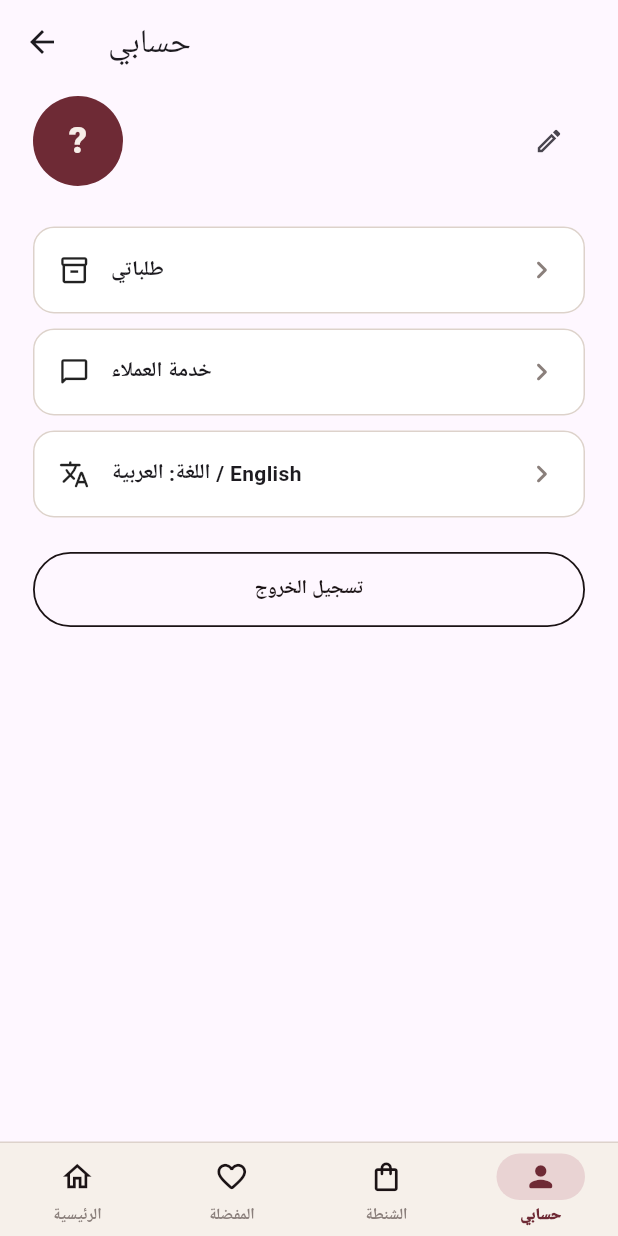
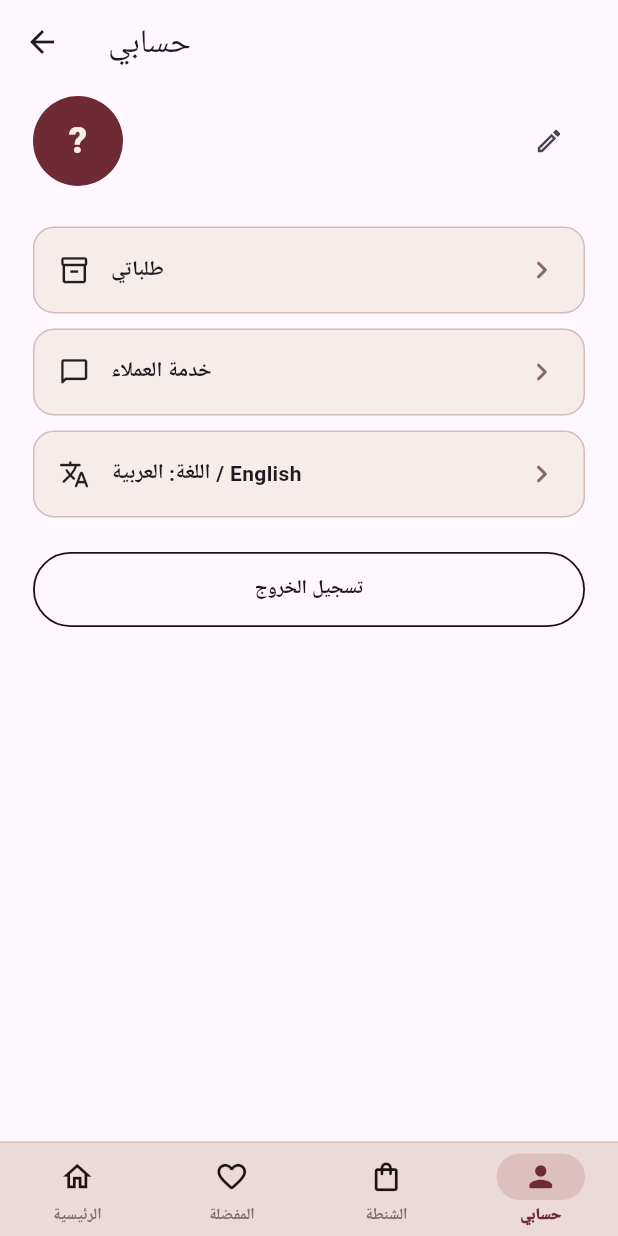
Before and after one commit to ahmedtepry/N-VAKI, a Flutter app: the AccountScreen screen opened directly, on a phone screen of 412 x 824 dp. Run offline on Flutter 3.47's test engine with Material 3 defaults, Android fonts, the phone set to English and light mode, and no system bars; our stand-ins replace google_fonts, image_picker, shared_preferences, supabase_flutter; accounts and stored records are empty.

Commit message:
Burgundy-family background (dusty rose) instead of cream
Co-Authored-By: Claude Sonnet 5.5 <noreply@anthropic.com>
Claude-Session: https://claude.ai/code/session_017XtVxvedBawTP3ZGRWgMND

```diff
--- a/app/lib/core/theme.dart
+++ b/app/lib/core/theme.dart
@@ -2,14 +2,14 @@ import 'package:flutter/material.dart';
 import 'package:google_fonts/google_fonts.dart';
 
 class C {
-  static const bg = Color(0xFFF6F0EA); // warm cream
+  static const bg = Color(0xFFEBDAD7); // dusty rose-blush (burgundy family)
   static const ink = Color(0xFF1B1315); // warm near-black
   static const neon = Color(0xFF6E2A35); // muted burgundy (brand accent)
   static const onNeon = Color(0xFFF7EEE8); // text/icons on the accent
-  static const tint = Color(0xFFE9D3D3); // pale rose for selected chips / highlights
-  static const mute = Color(0xFF8A7F7B);
-  static const line = Color(0xFFDDD2CB);
-  static const card = Color(0xFFFFFFFF);
+  static const tint = Color(0xFFDDBFBF); // pale rose for selected chips / highlights
+  static const mute = Color(0xFF86696C);
+  static const line = Color(0xFFD4BCBA);
+  static const card = Color(0xFFF6ECEA);
   static const danger = Color(0xFFD92D20);
   static const ok = Color(0xFF12B76A);
   static const warn = Color(0xFFF79009);
```
Also changed, not shown: 2 other files.
